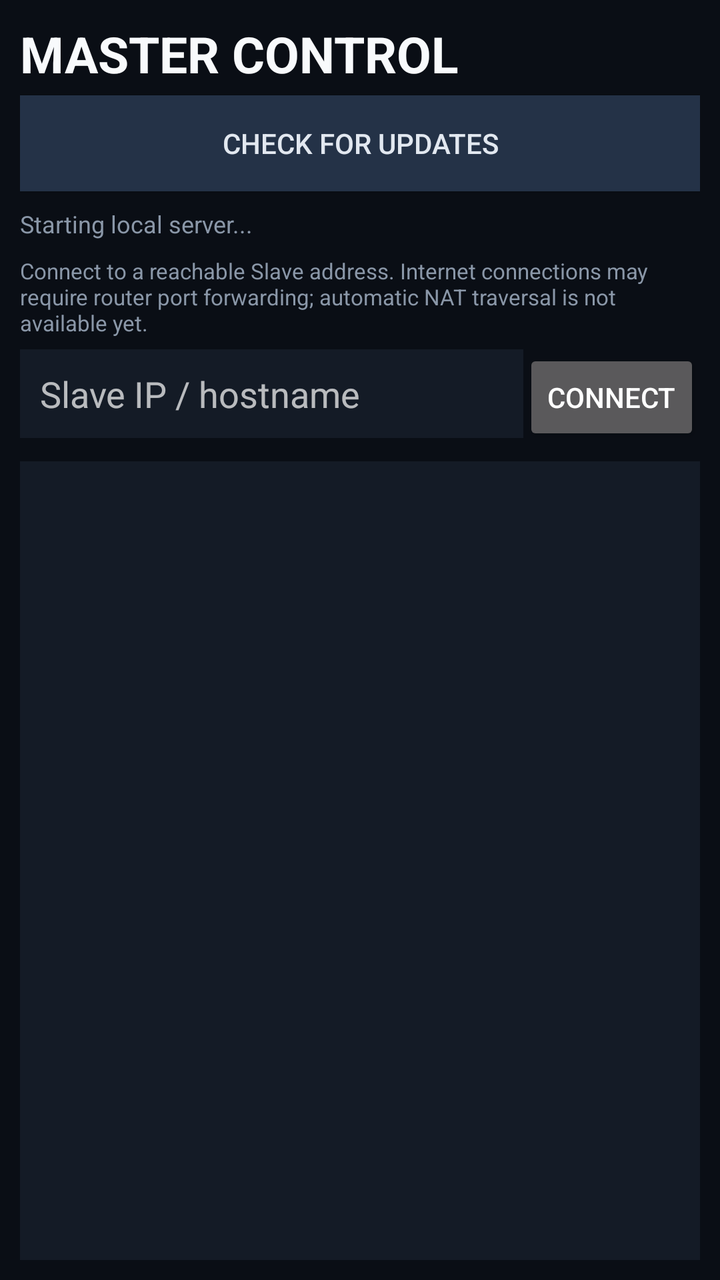
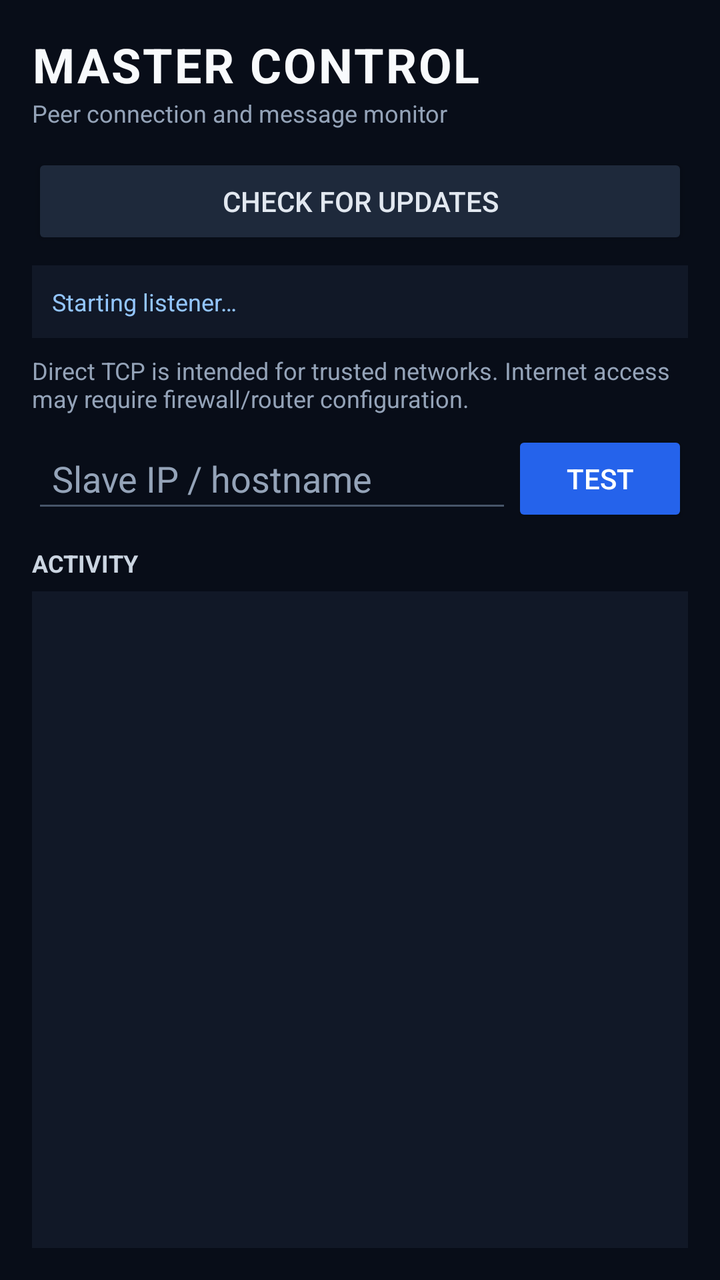

An Android layout rendered at two revisions. The XML below is the earlier revision; the diff shows what the commit changed to produce the second picture.
<!-- AndroidManifest.xml: application theme Theme.Master -->
<!-- res/layout/activity_master.xml -->
<LinearLayout xmlns:android="http://schemas.android.com/apk/res/android"
    android:layout_width="match_parent" android:layout_height="match_parent"
    android:orientation="vertical" android:background="#0a0e15" android:padding="10dp">
    <TextView android:layout_width="match_parent" android:layout_height="wrap_content"
        android:text="MASTER CONTROL" android:textColor="#f8fafc" android:textSize="25sp"
        android:textStyle="bold" android:layout_marginBottom="4dp"/>
    <Button android:id="@+id/btn_update" android:layout_width="match_parent" android:layout_height="wrap_content" android:text="Check for updates" android:background="#243247" android:textColor="#e2e8f0" android:layout_marginBottom="8dp"/>
    <TextView android:id="@+id/status" android:layout_width="match_parent" android:layout_height="wrap_content"
        android:text="Starting local server..." android:textColor="#8a97a8" android:textSize="12sp"
        android:layout_marginBottom="8dp"/>
    <TextView android:layout_width="match_parent" android:layout_height="wrap_content"
        android:text="Connect to a reachable Slave address. Internet connections may require router port forwarding; automatic NAT traversal is not available yet."
        android:textColor="#8a97a8" android:textSize="11sp" android:layout_marginBottom="6dp"/>
    <LinearLayout android:layout_width="match_parent" android:layout_height="wrap_content" android:orientation="horizontal" android:layout_marginBottom="8dp">
        <EditText android:id="@+id/peer_ip" android:layout_width="0dp" android:layout_weight="1" android:layout_height="wrap_content"
            android:hint="Slave IP / hostname" android:inputType="textUri" android:singleLine="true" android:textColor="#e8eef7" android:background="#141b26" android:padding="10dp"/>
        <Button android:id="@+id/btn_connect" android:layout_width="wrap_content" android:layout_height="wrap_content" android:text="Connect"/>
    </LinearLayout>
    <ListView android:id="@+id/list" android:layout_width="match_parent" android:layout_height="0dp" android:layout_weight="1" android:background="#141b26"/>
</LinearLayout>
<!-- resources referenced by this layout -->
<resources>
  <style name="Theme.Master" parent="Theme.AppCompat.NoActionBar">
          <item name="android:windowBackground">#0a0e15</item>
      </style>
</resources>

<!-- the commit's change to res/layout/activity_master.xml (unified diff, before → after) -->
@@ -1,20 +1,33 @@
 <LinearLayout xmlns:android="http://schemas.android.com/apk/res/android"
     android:layout_width="match_parent" android:layout_height="match_parent"
-    android:orientation="vertical" android:background="#0a0e15" android:padding="10dp">
+    android:orientation="vertical" android:background="#080D18" android:padding="16dp">
     <TextView android:layout_width="match_parent" android:layout_height="wrap_content"
-        android:text="MASTER CONTROL" android:textColor="#f8fafc" android:textSize="25sp"
-        android:textStyle="bold" android:layout_marginBottom="4dp"/>
-    <Button android:id="@+id/btn_update" android:layout_width="match_parent" android:layout_height="wrap_content" android:text="Check for updates" android:background="#243247" android:textColor="#e2e8f0" android:layout_marginBottom="8dp"/>
+        android:text="MASTER CONTROL" android:textColor="#F8FAFC" android:textSize="24sp"
+        android:textStyle="bold" android:letterSpacing="0.04"/>
+    <TextView android:layout_width="match_parent" android:layout_height="wrap_content"
+        android:text="Peer connection and message monitor" android:textColor="#94A3B8"
+        android:textSize="12sp" android:layout_marginBottom="12dp"/>
+    <Button android:id="@+id/btn_update" android:layout_width="match_parent" android:layout_height="wrap_content"
+        android:text="Check for updates" android:backgroundTint="#1E293B" android:textColor="#E2E8F0"/>
     <TextView android:id="@+id/status" android:layout_width="match_parent" android:layout_height="wrap_content"
-        android:text="Starting local server..." android:textColor="#8a97a8" android:textSize="12sp"
-        android:layout_marginBottom="8dp"/>
+        android:text="Starting listener…" android:textColor="#93C5FD" android:textSize="12sp"
+        android:padding="10dp" android:background="#111827" android:layout_marginTop="8dp" android:layout_marginBottom="8dp"/>
     <TextView android:layout_width="match_parent" android:layout_height="wrap_content"
-        android:text="Connect to a reachable Slave address. Internet connections may require router port forwarding; automatic NAT traversal is not available yet."
-        android:textColor="#8a97a8" android:textSize="11sp" android:layout_marginBottom="6dp"/>
-    <LinearLayout android:layout_width="match_parent" android:layout_height="wrap_content" android:orientation="horizontal" android:layout_marginBottom="8dp">
-        <EditText android:id="@+id/peer_ip" android:layout_width="0dp" android:layout_weight="1" android:layout_height="wrap_content"
-            android:hint="Slave IP / hostname" android:inputType="textUri" android:singleLine="true" android:textColor="#e8eef7" android:background="#141b26" android:padding="10dp"/>
-        <Button android:id="@+id/btn_connect" android:layout_width="wrap_content" android:layout_height="wrap_content" android:text="Connect"/>
+        android:text="Direct TCP is intended for trusted networks. Internet access may require firewall/router configuration."
+        android:textColor="#94A3B8" android:textSize="12sp" android:layout_marginBottom="8dp"/>
+    <LinearLayout android:layout_width="match_parent" android:layout_height="wrap_content"
+        android:orientation="horizontal" android:gravity="center_vertical" android:layout_marginBottom="10dp">
+        <EditText android:id="@+id/peer_ip" android:layout_width="0dp" android:layout_weight="1"
+            android:layout_height="wrap_content" android:hint="Slave IP / hostname" android:inputType="textUri"
+            android:singleLine="true" android:backgroundTint="#475569" android:textColor="#F8FAFC"
+            android:textColorHint="#94A3B8" android:padding="10dp"/>
+        <Button android:id="@+id/btn_connect" android:layout_width="wrap_content" android:layout_height="wrap_content"
+            android:text="Test" android:backgroundTint="#2563EB" android:textColor="#FFFFFF"/>
     </LinearLayout>
-    <ListView android:id="@+id/list" android:layout_width="match_parent" android:layout_height="0dp" android:layout_weight="1" android:background="#141b26"/>
+    <TextView android:layout_width="match_parent" android:layout_height="wrap_content"
+        android:text="ACTIVITY" android:textColor="#CBD5E1" android:textStyle="bold" android:textSize="12sp"
+        android:layout_marginBottom="6dp"/>
+    <ListView android:id="@+id/list" android:layout_width="match_parent" android:layout_height="0dp"
+        android:layout_weight="1" android:background="#111827" android:divider="#263244" android:dividerHeight="1dp"
+        android:padding="4dp" android:clipToPadding="false"/>
 </LinearLayout>
